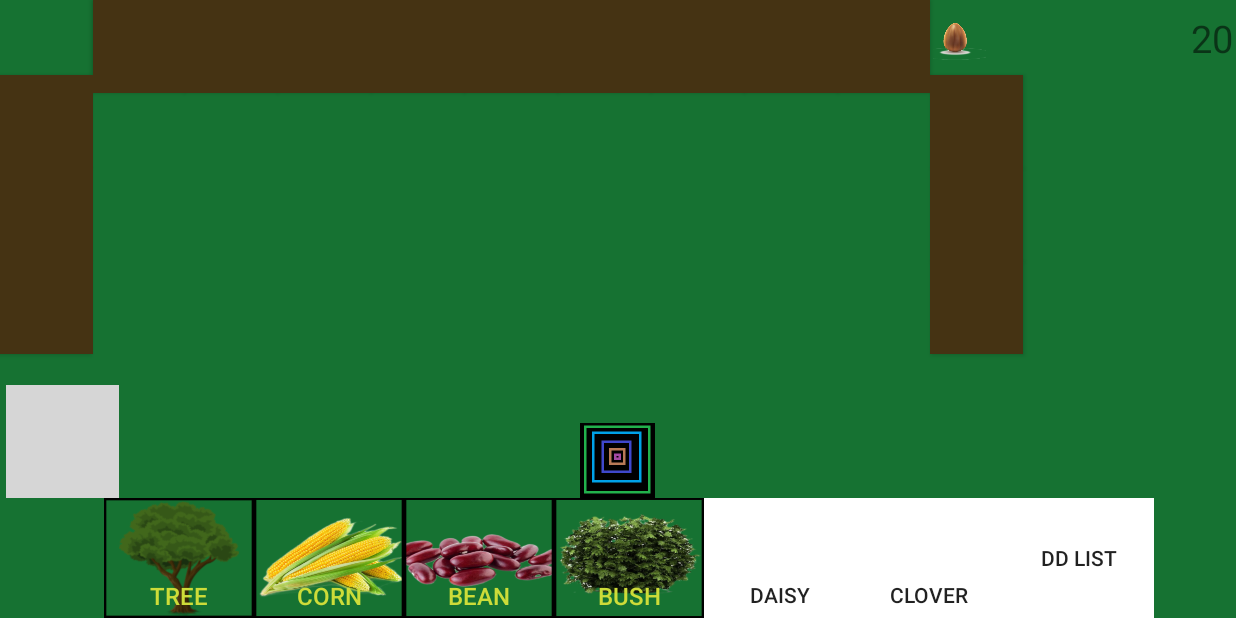
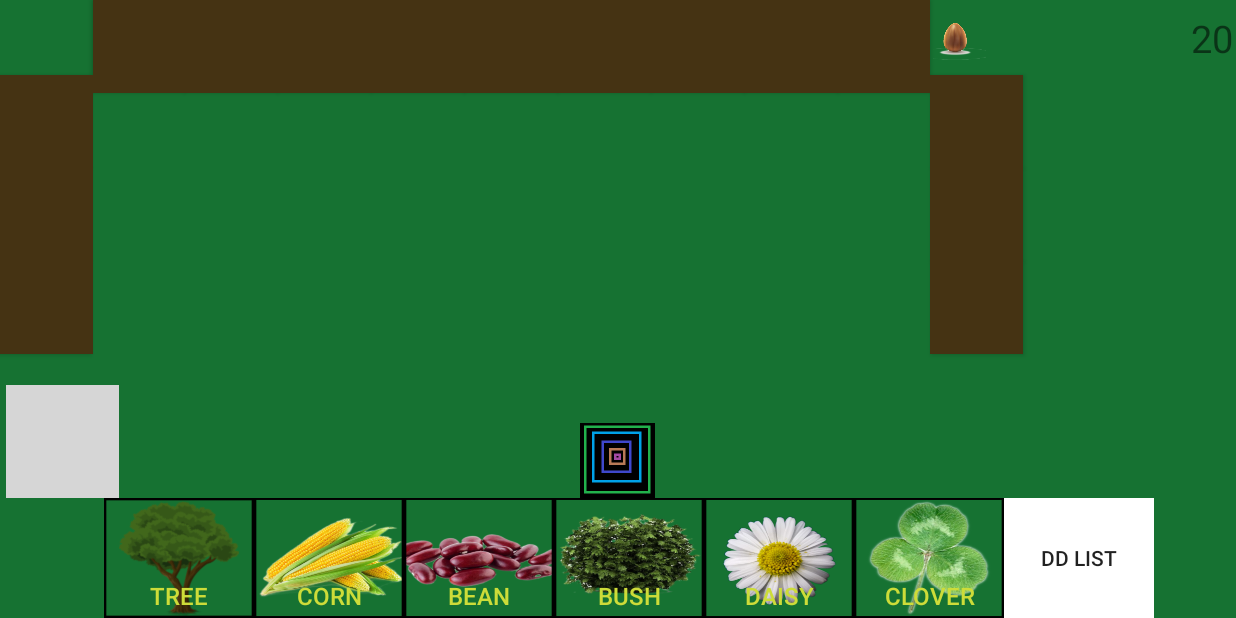
Before and after one commit to michsak/The-Little-Gardener, an Android app: the PlayGameActivity screen opened directly, with no data from a screen before it, on a phone screen of 824 x 412 dp (held sideways). Run offline under Robolectric (Android 15) with nearby library versions, the phone set to English and light mode, and no system bars; libraries missing offline, so code that uses them is left out: com.zerokol.views; plain views replace JoystickView; Roboto replaces fonts that are not available here; 3 statements that could not run were skipped; grey boxes are pictures that could not be loaded.

Commit message:
finished bottom buttons graphics

```diff
--- a/app/src/main/AndroidManifest.xml
+++ b/app/src/main/AndroidManifest.xml
@@ -11,7 +11,7 @@
         android:theme="@style/AppTheme">
         <activity android:name=".HelpActivity"></activity>
         <activity
-            android:name=".PlayGame"
+            android:name=".PlayGameActivity"
             android:screenOrientation="landscape">
         </activity>
         <activity android:name=".MainActivity">
--- a/app/src/main/java/com/project/TheLittleGardener/MainActivity.java
+++ b/app/src/main/java/com/project/TheLittleGardener/MainActivity.java
@@ -26,7 +26,7 @@ public class MainActivity extends AppCompatActivity
     /**goes to play Activity*/
     public void playAction(View view)
     {
-        startActivity(new Intent(MainActivity.this, PlayGame.class));
+        startActivity(new Intent(MainActivity.this, PlayGameActivity.class));
         menuMusicManagement.stopMusic();
     }
 
--- a/app/src/main/java/com/project/TheLittleGardener/PlantNamesContainer.java
+++ b/app/src/main/java/com/project/TheLittleGardener/PlantContainer.java
@@ -1,12 +1,12 @@
 package com.project.TheLittleGardener;
 
-public enum PlantNamesContainer
+public enum PlantContainer
 {
     TREE (R.drawable.grown_tree),
     CORN (R.drawable.corn),
-    BEAN (R.drawable.bean),  //to be changed all below included bean
-    BUSH (R.drawable.bush),
-    DAISY (R.drawable.corn),
+    BEAN (R.drawable.bean),
+    BUSH (R.drawable.daisy),
+    DAISY (R.drawable.clover),
     CLOVER (R.drawable.corn),
     MAIZE (R.drawable.corn),
     MUSHROOMS (R.drawable.corn),
@@ -20,7 +20,7 @@ public enum PlantNamesContainer
 
     private int pictureNumber;
 
-    PlantNamesContainer(int pictureNumber)
+    PlantContainer(int pictureNumber)
     {
         this.pictureNumber = pictureNumber;
     }
--- a/app/src/main/java/com/project/TheLittleGardener/PlayGame.java
+++ b/app/src/main/java/com/project/TheLittleGardener/PlayGameActivity.java
@@ -20,7 +20,7 @@ import com.zerokol.views.joystickView.JoystickView;
 import java.util.ArrayList;
 
 
-public class PlayGame extends AppCompatActivity
+public class PlayGameActivity extends AppCompatActivity
 {
     private MediaPlayer mediaPlayer;
     private MusicManagement gameMusicManagement;
@@ -80,17 +80,17 @@ public class PlayGame extends AppCompatActivity
 
     private void initializeDropDownListParams()
     {
-        dropDownListText = new String[] {PlantNamesContainer.TREE.name(), PlantNamesContainer.CORN.name(), PlantNamesContainer.BEAN.name(),
-                PlantNamesContainer.BUSH.name(), PlantNamesContainer.DAISY.name(), PlantNamesContainer.CLOVER.name(), PlantNamesContainer.MAIZE.name(),
-                PlantNamesContainer.MUSHROOMS.name(), PlantNamesContainer.SUNFLOWER.name(), PlantNamesContainer.NETTLE.name(),
-                PlantNamesContainer.FERN.name(), PlantNamesContainer.MOSS.name(), PlantNamesContainer.CABBAGE.name(),
-                PlantNamesContainer.CATTAIL.name(), PlantNamesContainer.DANDELION.name()};
+        dropDownListText = new String[] {PlantContainer.TREE.name(), PlantContainer.CORN.name(), PlantContainer.BEAN.name(),
+                PlantContainer.BUSH.name(), PlantContainer.DAISY.name(), PlantContainer.CLOVER.name(), PlantContainer.MAIZE.name(),
+                PlantContainer.MUSHROOMS.name(), PlantContainer.SUNFLOWER.name(), PlantContainer.NETTLE.name(),
+                PlantContainer.FERN.name(), PlantContainer.MOSS.name(), PlantContainer.CABBAGE.name(),
+                PlantContainer.CATTAIL.name(), PlantContainer.DANDELION.name()};
 
-        dropDownListImages = new int[] {PlantNamesContainer.TREE.getValue(), PlantNamesContainer.CORN.getValue(), PlantNamesContainer.BEAN.getValue(),
-                PlantNamesContainer.BUSH.getValue(), PlantNamesContainer.DAISY.getValue(), PlantNamesContainer.CLOVER.getValue(),
-                PlantNamesContainer.MAIZE.getValue(), PlantNamesContainer.MUSHROOMS.getValue(), PlantNamesContainer.SUNFLOWER.getValue(),
-                PlantNamesContainer.NETTLE.getValue(), PlantNamesContainer.FERN.getValue(), PlantNamesContainer.MOSS.getValue(),
-                PlantNamesContainer.CABBAGE.getValue(), PlantNamesContainer.CATTAIL.getValue(), PlantNamesContainer.DANDELION.getValue()};
+        dropDownListImages = new int[] {PlantContainer.TREE.getValue(), PlantContainer.CORN.getValue(), PlantContainer.BEAN.getValue(),
+                PlantContainer.BUSH.getValue(), PlantContainer.DAISY.getValue(), PlantContainer.CLOVER.getValue(),
+                PlantContainer.MAIZE.getValue(), PlantContainer.MUSHROOMS.getValue(), PlantContainer.SUNFLOWER.getValue(),
+                PlantContainer.NETTLE.getValue(), PlantContainer.FERN.getValue(), PlantContainer.MOSS.getValue(),
+                PlantContainer.CABBAGE.getValue(), PlantContainer.CATTAIL.getValue(), PlantContainer.DANDELION.getValue()};
     }
 
     public void onClickButtonDropDownBoxList (View view)
--- a/app/src/main/res/layout/activity_play_game.xml
+++ b/app/src/main/res/layout/activity_play_game.xml
@@ -5,7 +5,7 @@
     android:id="@+id/mainGameLayout"
     android:layout_width="match_parent"
     android:layout_height="match_parent"
-    tools:context=".PlayGame">
+    tools:context=".PlayGameActivity">
 
     <ImageView
         android:id="@+id/backgroundView"
@@ -302,20 +302,24 @@
                     style="?android:attr/borderlessButtonStyle"
                     android:layout_width="100dp"
                     android:layout_height="match_parent"
-                    android:background="#FFFFFF"
+                    android:background="@drawable/daisy_bg"
                     android:gravity="bottom|center"
-                    android:paddingBottom="6dp"
-                    android:text="daisy" />
+                    android:paddingBottom="4dp"
+                    android:text="daisy"
+                    android:textColor="#CDDC39"
+                    android:textSize="16sp"/>
 
                 <Button
                     android:id="@+id/flower6Button"
                     style="?android:attr/borderlessButtonStyle"
                     android:layout_width="100dp"
                     android:layout_height="match_parent"
-                    android:background="#FFFFFF"
+                    android:background="@drawable/clover_with_border"
                     android:gravity="bottom|center"
-                    android:paddingBottom="6dp"
-                    android:text="clover" />
+                    android:paddingBottom="4dp"
+                    android:text="clover"
+                    android:textColor="#CDDC39"
+                    android:textSize="16sp" />
 
                 <Button
                     android:id="@+id/flower2Button"
```
Also changed, not shown: app/src/main/res/drawable-v24/daisy.png (added), app/src/main/res/drawable-v24/grown_clover_bg.png (added), app/src/main/res/drawable-v24/grown_daisy_bg.png (added), app/src/main/res/drawable/clover.png (added), app/src/main/res/drawable/clover_with_border.png (added), app/src/main/res/drawable/daisy_bg.png (added).
